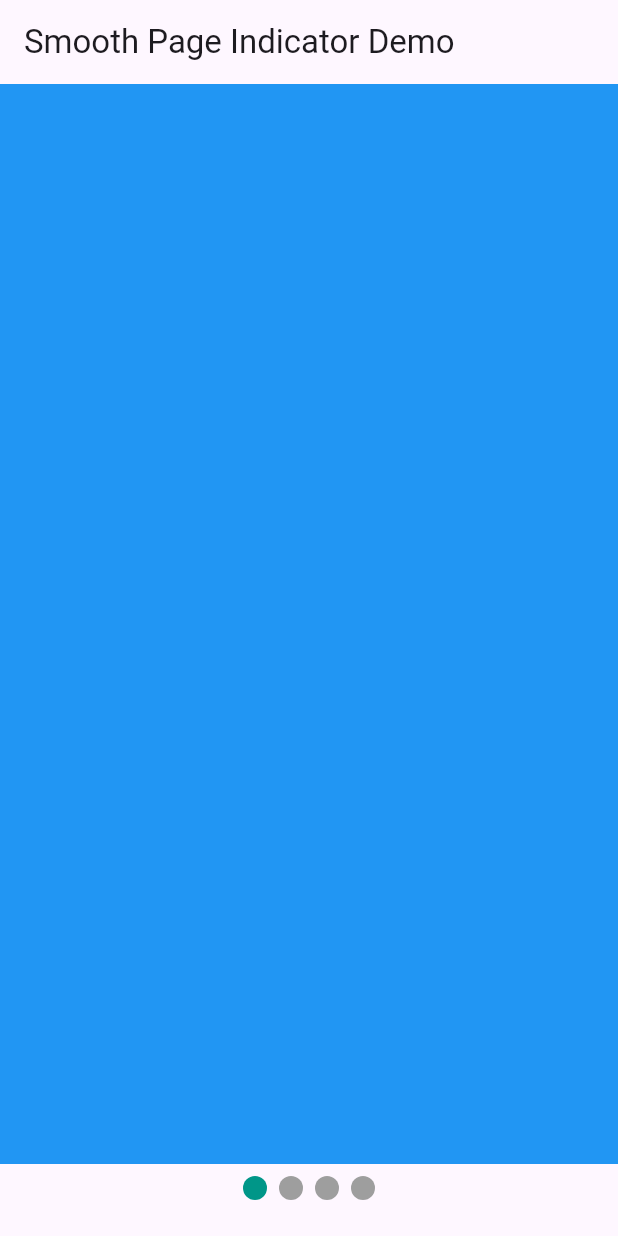
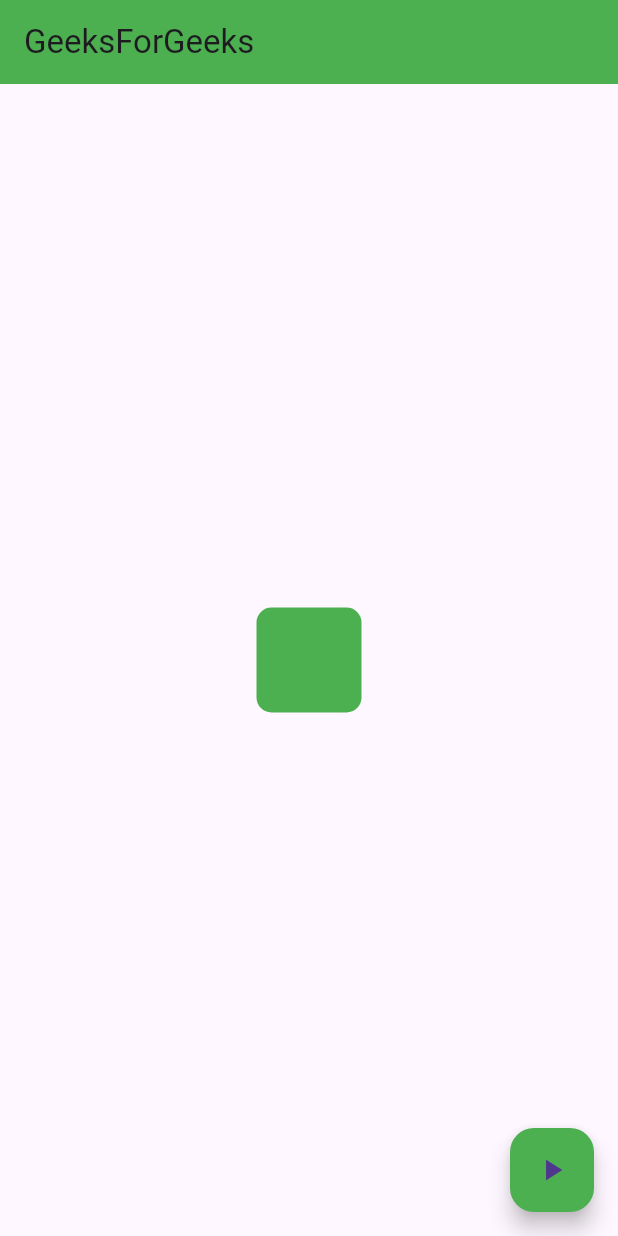
Before and after one commit to bmdufaiyazgithub21/Animated_Container-with-Dot_Indicator, a Flutter app: the screen it shows after launch, on a phone screen of 412 x 824 dp. Run offline on Flutter 3.47's test engine with Material 3 defaults, Android fonts, the phone set to English and light mode, and no system bars; drawn by our look-alikes of smooth_page_indicator.

Commit message:
5 th commit

```diff
--- /dev/null
+++ b/lib/animatedcontainerapp.dart
@@ -0,0 +1,67 @@
+import 'dart:math';
+
+import 'package:flutter/cupertino.dart';
+import 'package:flutter/material.dart';
+
+class AnimatedContainerApp extends StatefulWidget {
+  @override
+  _AnimatedContainerAppState createState() => _AnimatedContainerAppState();
+}
+
+class _AnimatedContainerAppState extends State<AnimatedContainerApp> {
+
+  double _width = 70;
+  double _height = 70;
+  Color _color = Colors.green;
+  BorderRadiusGeometry _borderRadius = BorderRadius.circular(10);
+
+  @override
+  Widget build(BuildContext context) {
+    return MaterialApp(
+      home: Scaffold(
+        appBar: AppBar(
+          title: Text('GeeksForGeeks'),
+          backgroundColor: Colors.green,
+        ),
+        body: Center(
+          child: AnimatedContainer(
+            width: _width,
+            height: _height,
+            decoration: BoxDecoration(
+              color: _color,
+              borderRadius: _borderRadius,
+            ),
+            duration: Duration(seconds: 1),
+            curve: Curves.fastOutSlowIn,
+          ),
+        ),
+        floatingActionButton: FloatingActionButton(
+          child: Icon(Icons.play_arrow),
+          backgroundColor: Colors.green,
+          onPressed: () {
+            setState(() {
+              // random generator
+              final random = Random();
+
+              // random dimension generator
+              _width = random.nextInt(500).toDouble();
+              _height = random.nextInt(500).toDouble();
+
+              // random color generator
+              _color = Color.fromRGBO(
+                random.nextInt(300),
+                random.nextInt(300),
+                random.nextInt(300),
+                1,
+              );
+
+              // random radius generator
+              _borderRadius =
+                  BorderRadius.circular(random.nextInt(100).toDouble());
+            });
+          },
+        ),
+      ),
+    );
+  }
+}
--- a/lib/main.dart
+++ b/lib/main.dart
@@ -2,6 +2,8 @@ import 'package:flutter/cupertino.dart';
 import 'package:flutter/material.dart';
 import 'package:flutter/widgets.dart';
 import 'package:smooth_page_indicator/smooth_page_indicator.dart';
+
+import 'animatedcontainerapp.dart';
 
 void main() {
   runApp(const MyApp());
@@ -14,71 +16,7 @@ class MyApp extends StatelessWidget {
   @override
   Widget build(BuildContext context) {
     return MaterialApp(
-      home: SmoothPageIndicatorDemo()
+      home: AnimatedContainerApp()
     );
   }
 }
-
-class SmoothPageIndicatorDemo extends StatefulWidget {
-  @override
-  _SmoothPageIndicatorDemoState createState() =>
-      _SmoothPageIndicatorDemoState();
-}
-
-class _SmoothPageIndicatorDemoState extends State<SmoothPageIndicatorDemo> {
-  final controller = PageController();
-  int currentPage = 0;
-
-  @override
-  Widget build(BuildContext context) {
-    return Scaffold(
-      appBar: AppBar(
-        title: Text('Smooth Page Indicator Demo'),
-      ),
-      body: Column(
-        mainAxisAlignment: MainAxisAlignment.center,
-        children: [
-          Flexible(
-            child: PageView(
-              controller: controller,
-              onPageChanged: (index) {
-                setState(() {
-                  currentPage = index;
-                });
-              },
-              children: <Widget>[
-                AnimatedContainer(height: 200,width: double.infinity,
-                    duration: Duration(seconds: 2),color: Colors.blue),
-                AnimatedContainer(height: 200,width: double.infinity,
-                    duration: Duration(seconds: 2),color: Colors.red),
-                AnimatedContainer(height: 200,width: double.infinity,
-                    duration: Duration(seconds: 2),color: Colors.greenAccent),
-                AnimatedContainer(height: 200,width: double.infinity,
-                    duration: Duration(seconds: 2),color: Colors.yellow)
-              ],
-            ),
-          ),
-          Align(
-            alignment: Alignment.bottomCenter,
-            child: Padding(
-              padding: const EdgeInsets.only(bottom: 16.0),
-              child: Padding(
-                padding: const EdgeInsets.all(8.0),
-                child: SmoothPageIndicator(
-                  controller: controller,
-                  count: 4,
-                  effect: SlideEffect(
-                    dotWidth: 16,
-                    dotHeight: 16,
-                    activeDotColor: Colors.teal,
-                    dotColor: Colors.grey,
-                  ),
-                ),
-              ),
-            ),
-          ),
-        ],
-      ),
-    );
-  }
-}
```
Also changed, not shown: lib/smoothpageindicator.dart (added, +68 -0 lines).
